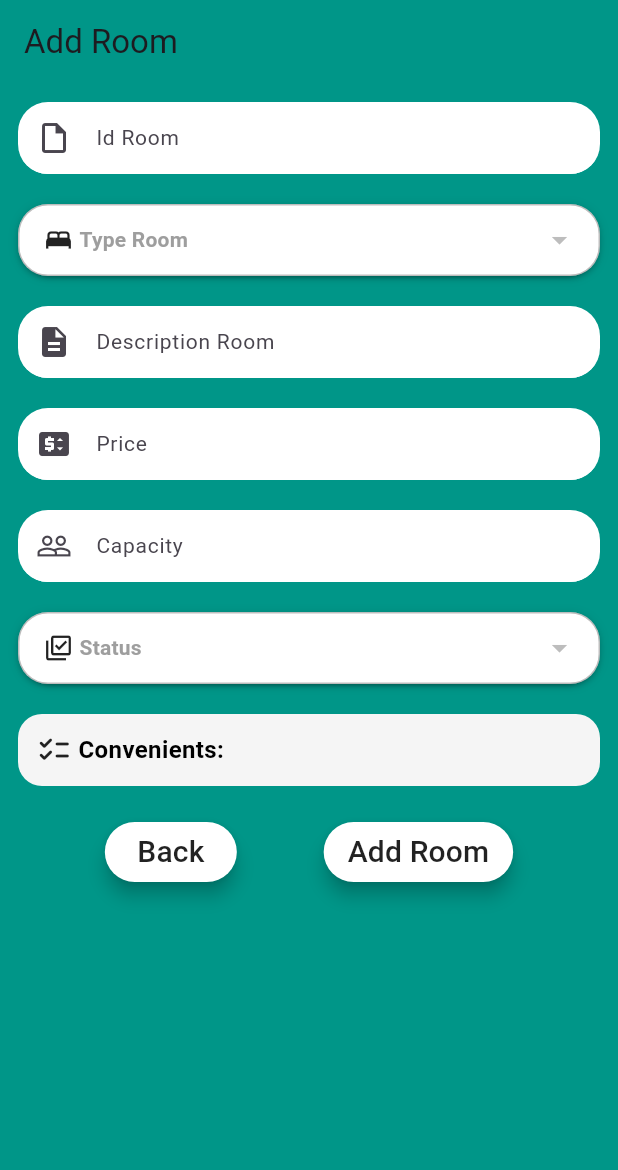
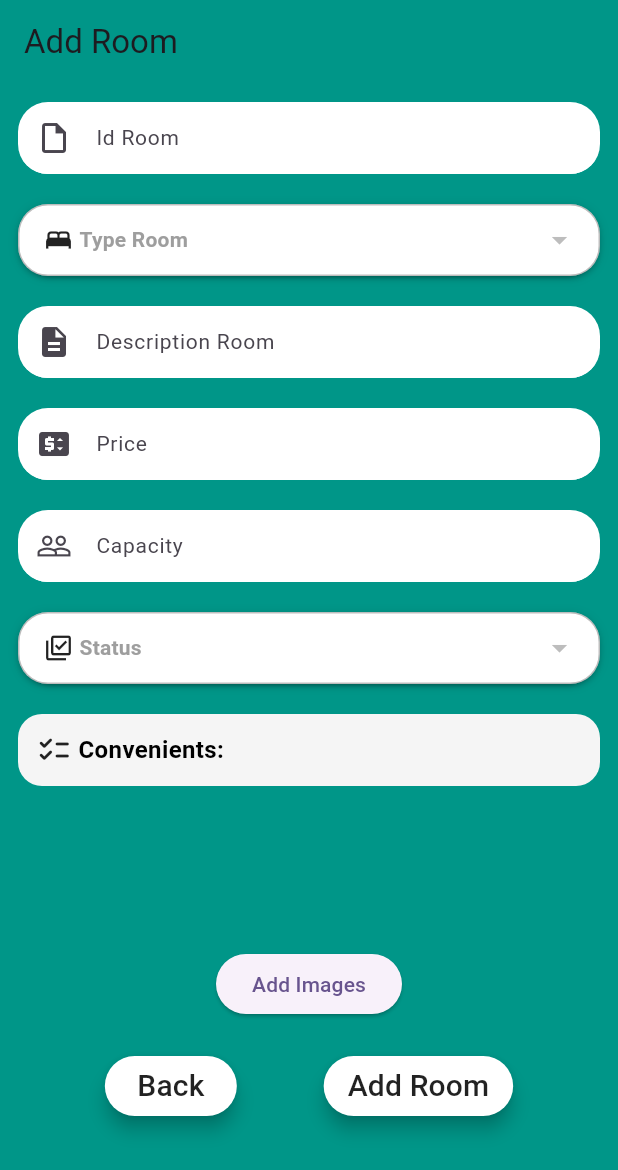
Before and after one commit to tghhyda/n100_hotel_booking, a Flutter app: the AdminHome screen opened directly, item 2 of the bottom bar chosen, after a tap on the "add" icon, on a phone screen of 412 x 824 dp. Shown: the top 1170 px of the screen. Run offline on Flutter 3.47's test engine with Material 2 defaults, Android fonts, the phone set to English and light mode, and no system bars; drawn by our look-alikes of dropdown_button2; our stand-ins replace cloud_firestore, firebase_auth, firebase_core, firebase_storage, image_picker, transparent_image; accounts and stored records are empty.

Commit message:
adding multi file image room

```diff
--- /dev/null
+++ b/lib/constants/app_url_ext.dart
@@ -0,0 +1,3 @@
+class AppUrlExt{
+  static const String defaultRoomImage = 'https://www.alapark.com/sites/default/files/styles/default/public/2022-02/DSP%20Motel%20Rooms%20%284%29.JPG?itok=tzUTc7XG';
+}
--- a/lib/models/room/room_model.dart
+++ b/lib/models/room/room_model.dart
@@ -11,9 +11,10 @@ class RoomModel {
   final StatusRoomModel statusRoom;
   final List<ConvenientModel?>? convenient;
   final List<ReviewModel?>? review;
+  final List<String?>? images;
   final String description;
 
-  RoomModel(this.typeRoom, this.priceRoom, this.capacity,
-      this.statusRoom, this.convenient, this.review, this.description,
+  RoomModel(this.typeRoom, this.priceRoom, this.capacity, this.statusRoom,
+      this.convenient, this.review, this.description, this.images,
       {required this.idRoom});
 }
--- a/lib/pages/adminPages/admin_room_management_page.dart
+++ b/lib/pages/adminPages/admin_room_management_page.dart
@@ -1,5 +1,6 @@
 import 'package:cloud_firestore/cloud_firestore.dart';
 import 'package:flutter/material.dart';
+import 'package:n100_hotel_booking/constants/app_url_ext.dart';
 import 'package:n100_hotel_booking/models/room/convenient_model.dart';
 import 'package:n100_hotel_booking/models/room/review_model.dart';
 import 'package:n100_hotel_booking/models/room/room_model.dart';
@@ -49,7 +50,7 @@ class _AdminRoomManagementPageState extends State<AdminRoomManagementPage> {
 
       List<dynamic> convenientsData = doc['convenients'] as List<dynamic>;
       List<ConvenientModel?> convenients =
-      convenientsData.map((convenientData) {
+          convenientsData.map((convenientData) {
         Map<String, dynamic> data = convenientData as Map<String, dynamic>;
         return ConvenientModel(
           data['idConvenient'] as String,
@@ -57,10 +58,11 @@ class _AdminRoomManagementPageState extends State<AdminRoomManagementPage> {
         );
       }).toList();
 
+      List<String> imageUrls = (doc['images'] as List<dynamic>).cast<String>();
       // List<ReviewModel?>? reviews = doc['reviews'] as List<ReviewModel?>?;
       String description = doc['descriptionRoom'] as String;
       return RoomModel(typeRoom, priceRoom, capacity, statusRoom, convenients,
-          null, description,
+          null, description, imageUrls,
           idRoom: idRoom);
     }).toList();
     setState(() {
@@ -104,10 +106,11 @@ class _AdminRoomManagementPageState extends State<AdminRoomManagementPage> {
           }).toList();
 
           List<ReviewModel?>? reviews = doc['reviews'] as List<ReviewModel?>?;
-
-          String description = doc['description'] as String;
+          String description = doc['descriptionRoom'] as String;
+          List<String> imageUrls =
+              (doc['images'] as List<dynamic>).cast<String>();
           return RoomModel(typeRoom, priceRoom, capacity, statusRoom,
-              convenients, reviews, description,
+              convenients, reviews, description, imageUrls,
               idRoom: idRoom);
         }).toList();
         setState(() {
@@ -152,7 +155,7 @@ class _AdminRoomManagementPageState extends State<AdminRoomManagementPage> {
                     },
                     decoration: InputDecoration(
                       labelText: 'Search',
-                      prefixIcon: Icon(Icons.search),
+                      prefixIcon: const Icon(Icons.search),
                       border: OutlineInputBorder(
                         borderRadius: BorderRadius.circular(10),
                       ),
@@ -205,10 +208,12 @@ class _AdminRoomManagementPageState extends State<AdminRoomManagementPage> {
                         height: 80,
                         color: Colors.grey.withOpacity(0.2),
                         // Replace with your image widget
-                        // child: Image.network(
-                        //   'https://example.com/image.jpg',
-                        //   fit: BoxFit.cover,
-                        // ),
+                        child: Image.network(
+                          room.images!.isNotEmpty
+                              ? room.images![0] ?? AppUrlExt.defaultRoomImage
+                              : AppUrlExt.defaultRoomImage,
+                          fit: BoxFit.cover,
+                        ),
                       ),
                       const SizedBox(width: 16),
                       Expanded(
@@ -231,7 +236,7 @@ class _AdminRoomManagementPageState extends State<AdminRoomManagementPage> {
                         onPressed: () {
                           _deleteRoom(room);
                         },
-                        icon: Icon(Icons.delete),
+                        icon: const Icon(Icons.delete),
                       ),
                     ],
                   ),
--- a/lib/pages/adminPages/roomManagement/add_room_page.dart
+++ b/lib/pages/adminPages/roomManagement/add_room_page.dart
@@ -1,8 +1,9 @@
+import 'dart:io';
 import 'package:cloud_firestore/cloud_firestore.dart';
 import 'package:dropdown_button2/dropdown_button2.dart';
+import 'package:firebase_storage/firebase_storage.dart';
 import 'package:flutter/material.dart';
-import 'package:font_awesome_flutter/font_awesome_flutter.dart';
-import 'package:n100_hotel_booking/components/dropdownButton/dropdown_button_widget.dart';
+import 'package:image_picker/image_picker.dart';
 import 'package:n100_hotel_booking/components/textFormField/text_form_field_widget.dart';
 import 'package:n100_hotel_booking/constants/app_colors_ext.dart';
 import 'package:n100_hotel_booking/models/room/convenient_model.dart';
@@ -96,6 +97,26 @@ class _AddRoomPageState extends State<AddRoomPage> {
       // Xử lý lỗi khi truy xuất dữ liệu từ Firestore
       print('Error fetching type room list: $e');
     }
+  }
+
+  List<File> selectedImages = [];
+
+  void _onSelectImages() async {
+    List<File> images = await pickMultipleImages();
+    setState(() {
+      selectedImages = images;
+    });
+  }
+
+  void _onUploadImages() async {
+    String roomId = nameRoomController
+        .text; // Sử dụng mã phòng hoặc bất kỳ định danh duy nhất nào cho các ảnh
+    List<String> imageUrls =
+        await uploadImagesToFirebase(selectedImages, roomId);
+    FirebaseFirestore.instance.collection('rooms').doc(roomId).set({
+      'images': imageUrls,
+    }, SetOptions(merge: true));
+    // Làm một cái gì đó với đường dẫn của ảnh, như lưu chúng vào cơ sở dữ liệu.
   }
 
   @override
@@ -375,6 +396,26 @@ class _AddRoomPageState extends State<AddRoomPage> {
                             ],
                           ),
                         ),
+                        const SizedBox(
+                          height: 8,
+                        ),
+                        SizedBox(
+                          height: 100,
+                          child: ListView.builder(
+                              scrollDirection: Axis.horizontal,
+                              itemCount: selectedImages.length,
+                              itemBuilder: (context, index) {
+                                File imageFile = selectedImages[index];
+                                return Padding(
+                                  padding: const EdgeInsets.all(8.0),
+                                  child: Image.file(imageFile),
+                                );
+                              }),
+                        ),
+                        ElevatedButton(
+                          onPressed: _onSelectImages,
+                          child: const Text('Add Images'),
+                        ),
                         const SizedBox(height: 20),
                         Row(
                           mainAxisAlignment: MainAxisAlignment.spaceEvenly,
@@ -409,7 +450,7 @@ class _AddRoomPageState extends State<AddRoomPage> {
                                 setState(() {
                                   showProgress = true;
                                 });
-                                // handleUploadImage(context);
+                                _onUploadImages();
                                 adminRoomController.postDetailsRoomToFireStore(
                                   context,
                                   _formkey,
@@ -419,7 +460,8 @@ class _AddRoomPageState extends State<AddRoomPage> {
                                   descriptionRoomController.text,
                                   int.parse(priceController.text),
                                   int.parse(capacityController.text),
-                                    selectedStatusRoom!);
+                                  selectedStatusRoom!,
+                                );
                                 Navigator.pop(context);
                                 widget.onAddRoomCallback();
                               },
@@ -447,4 +489,33 @@ class _AddRoomPageState extends State<AddRoomPage> {
       ),
     );
   }
+
+  Future<List<File>> pickMultipleImages() async {
+    List<XFile>? selectedFiles = await ImagePicker().pickMultiImage();
+    if (selectedFiles == null) return [];
+
+    List<File> images = [];
+    for (XFile file in selectedFiles) {
+      images.add(File(file.path));
     }
+    return images;
+  }
+
+  Future<List<String>> uploadImagesToFirebase(
+      List<File> images, String roomId) async {
+    List<String> imageUrls = [];
+
+    for (int i = 0; i < images.length; i++) {
+      String imageName = '$roomId-image-$i.jpg'; // Đặt tên duy nhất cho mỗi ảnh
+      Reference ref =
+          FirebaseStorage.instance.ref().child('room_images').child(imageName);
+
+      await ref.putFile(images[i]);
+
+      String downloadUrl = await ref.getDownloadURL();
+      imageUrls.add(downloadUrl);
+    }
+
+    return imageUrls;
+  }
+}
--- a/lib/pages/userPages/screens/user_home_page.dart
+++ b/lib/pages/userPages/screens/user_home_page.dart
@@ -30,8 +30,9 @@ class _UserHomePageState extends State<UserHomePage> {
           doc['convenients'] as List<ConvenientModel?>?;
       List<ReviewModel?>? reviews = doc['reviews'] as List<ReviewModel?>?;
       String description = doc['description'] as String;
+      List<String> imageUrls = (doc['images'] as List<dynamic>).cast<String>();
       return RoomModel(typeRoom, priceRoom, capacity, statusRoom, convenients,
-          reviews, description,
+          reviews, description, imageUrls,
           idRoom: idRoom);
     }).toList();
     setState(() {
--- a/pubspec.yaml
+++ b/pubspec.yaml
@@ -45,6 +45,7 @@ dependencies:
   intl: ^0.18.1
   transparent_image: ^2.0.1
   font_awesome_flutter: ^10.5.0
+  image: ^4.0.17
 
 dev_dependencies:
   flutter_test:
```
Also changed, not shown: pubspec.lock. Lines whose indentation alone changed are shown as unchanged.
